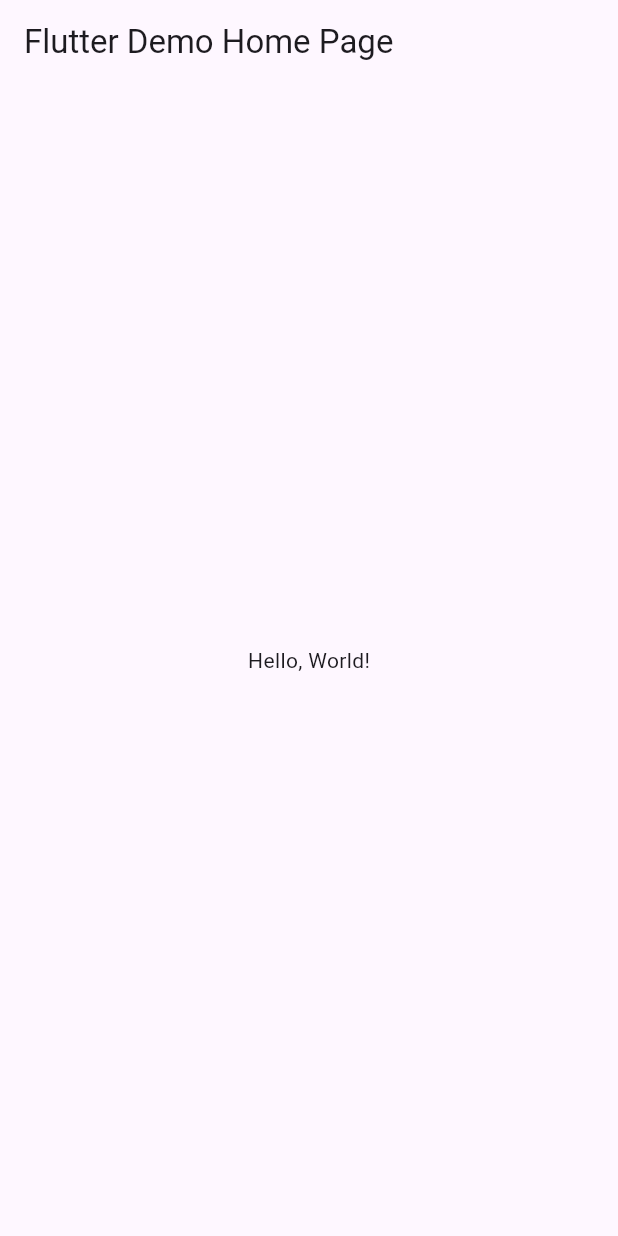
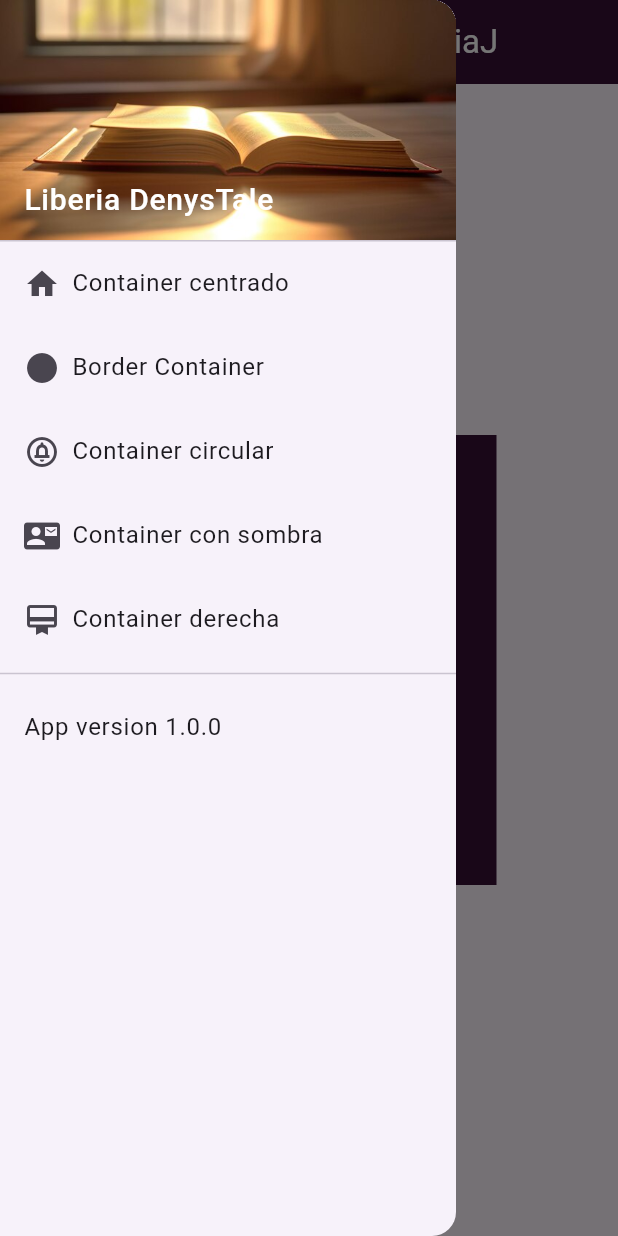
Before and after one commit to GarciaJ128/UII-A8-entrepagGJ, a Flutter app: the screen it shows after launch, with the side drawer open (before the commit the screen has no drawer), on a phone screen of 412 x 824 dp. Run offline on Flutter 3.47's test engine with Material 3 defaults, Android fonts, the phone set to English and light mode, and no system bars.

Commit message:
actualizado2.0

```diff
--- /dev/null
+++ b/lib/drawer_menu.dart
@@ -0,0 +1,86 @@
+import 'package:flutter/material.dart';
+
+//import 'main.dart';
+import 'package:entrepaginasGarciaJ/main.dart';
+
+class DrawerMenu extends StatelessWidget {
+  @override
+  Widget build(BuildContext context) {
+    return Drawer(
+      child: ListView(
+        padding: EdgeInsets.zero,
+        children: <Widget>[
+          _buildDrawerHeader(),
+          _buildDrawerItem(
+              icon: Icons.home,
+              text: 'Container centrado',
+              onTap: () =>
+                  {Navigator.pushReplacementNamed(context, MyApp.pag1)}),
+          _buildDrawerItem(
+              icon: Icons.circle_rounded,
+              text: 'Border Container',
+              onTap: () =>
+                  {Navigator.pushReplacementNamed(context, MyApp.pag2)}),
+          _buildDrawerItem(
+              icon: Icons.circle_notifications_outlined,
+              text: 'Container circular',
+              onTap: () =>
+                  {Navigator.pushReplacementNamed(context, MyApp.pag3)}),
+          _buildDrawerItem(
+              icon: Icons.contact_mail,
+              text: 'Container con sombra',
+              onTap: () =>
+                  {Navigator.pushReplacementNamed(context, MyApp.pag4)}),
+          _buildDrawerItem(
+              icon: Icons.card_membership,
+              text: 'Container derecha',
+              onTap: () =>
+                  {Navigator.pushReplacementNamed(context, MyApp.pag5)}),
+          const Divider(),
+          ListTile(
+            title: const Text('App version 1.0.0'),
+            onTap: () {},
+          ),
+        ],
+      ),
+    );
+  }
+
+  Widget _buildDrawerHeader() {
+    return const DrawerHeader(
+        margin: EdgeInsets.zero,
+        padding: EdgeInsets.zero,
+        decoration: BoxDecoration(
+            image: DecorationImage(
+                fit: BoxFit.fill,
+                image: AssetImage('assets/drawer_header.jpg'))),
+        child: Stack(children: <Widget>[
+          Positioned(
+              bottom: 12.0,
+              left: 16.0,
+              child: Text("Liberia DenysTale",
+                  style: TextStyle(
+                      color: Colors.white,
+                      fontSize: 20.0,
+                      fontWeight: FontWeight.w500))),
+        ]));
+  }
+
+  Widget _buildDrawerItem(
+      {required IconData icon,
+      required String text,
+      required GestureTapCallback onTap}) {
+    return ListTile(
+      title: Row(
+        children: <Widget>[
+          Icon(icon),
+          Padding(
+            padding: const EdgeInsets.only(left: 8.0),
+            child: Text(text),
+          )
+        ],
+      ),
+      onTap: onTap,
+    );
+  }
+}
--- a/lib/main.dart
+++ b/lib/main.dart
@@ -1,43 +1,40 @@
 import 'package:flutter/material.dart';
 
-void main() => runApp(MyApp());
+import 'pagina1.dart';
+import 'pagina2.dart';
+import 'pagina3.dart';
+import 'pagina4.dart';
+import 'pagina5.dart';
+
+void main() {
+  runApp(MyApp());
+}
 
 class MyApp extends StatelessWidget {
-  const MyApp({super.key});
+  static const String pag1 = Pag1.routeName;
+  static const String pag2 = Pag2.routeName;
+  static const String pag3 = Pag3.routeName;
+  static const String pag4 = Pag4.routeName;
+  static const String pag5 = Pag5.routeName;
+
   // This widget is the root of your application.
   @override
   Widget build(BuildContext context) {
     return MaterialApp(
-      // Application name
-      title: 'Flutter Hello World',
-      // Application theme data, you can set the colors for the application as
-      // you want
+      debugShowCheckedModeBanner: false,
+      title: 'Ejemplo Drawer Menu',
       theme: ThemeData(
-        // useMaterial3: false,
         primarySwatch: Colors.blue,
+        visualDensity: VisualDensity.adaptivePlatformDensity,
       ),
-      // A widget which will be started on application startup
-      home: MyHomePage(title: 'Flutter Demo Home Page'),
+      routes: {
+        pag1: (context) => Pag1(),
+        pag2: (context) => Pag2(),
+        pag3: (context) => Pag3(),
+        pag4: (context) => Pag4(),
+        pag5: (context) => Pag5(),
+      },
+      home: Pag1(),
     );
   }
 }
-
-class MyHomePage extends StatelessWidget {
-  final String title;
-  const MyHomePage({super.key, required this.title});
-
-  @override
-  Widget build(BuildContext context) {
-    return Scaffold(
-      appBar: AppBar(
-        // The title text which will be shown on the action bar
-        title: Text(title),
-      ),
-      body: Center(
-        child: Text(
-          'Hello, World!',
-        ),
-      ),
-    );
-  }
-}
--- /dev/null
+++ b/lib/pagina1.dart
@@ -0,0 +1,31 @@
+import 'package:entrepaginasGarciaJ/drawer_menu.dart';
+import 'package:flutter/material.dart';
+
+class Pag1 extends StatelessWidget {
+  static const String routeName = '/pag1';
+
+  @override
+  Widget build(BuildContext context) {
+    return Scaffold(
+        appBar: AppBar(
+          title: const Text("Librería DenysTale GarciaJ",
+              style: TextStyle(color: Colors.white)),
+          backgroundColor: const Color(0xff361035),
+          iconTheme: const IconThemeData(color: Colors.white),
+        ),
+        drawer: DrawerMenu(),
+        body: Align(
+          alignment: Alignment.center,
+          child: Container(
+            padding: const EdgeInsets.all(20),
+            margin: const EdgeInsets.all(20),
+            alignment: Alignment.center,
+            width: 250,
+            height: 300,
+            color: const Color(0xff361035),
+            child: const Text("Bienvenido a Librerias DenysTale",
+                style: TextStyle(fontSize: 28, color: Colors.white)),
+          ),
+        ));
+  }
+}
```
Also changed, not shown: lib/pagina2.dart (added, +32 -0 lines), lib/pagina3.dart (added, +44 -0 lines), lib/pagina4.dart (added, +50 -0 lines), lib/pagina5.dart (added, +52 -0 lines), pubspec.yaml (+5 -2 lines), assets/drawer_header.jpg (added).
